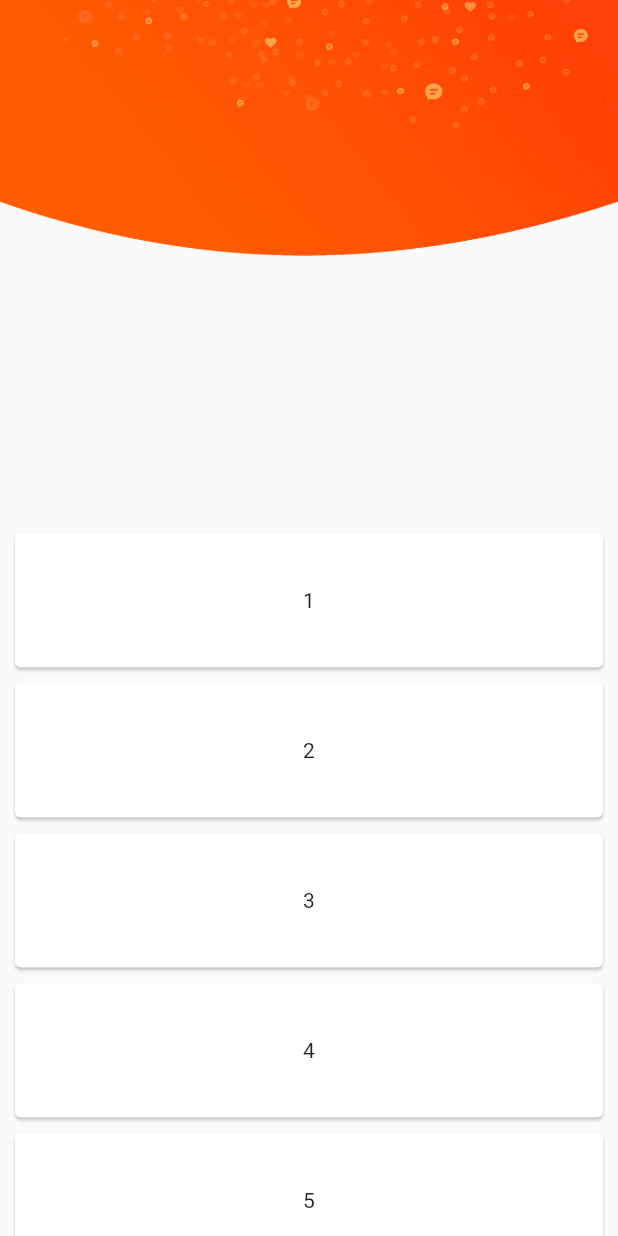
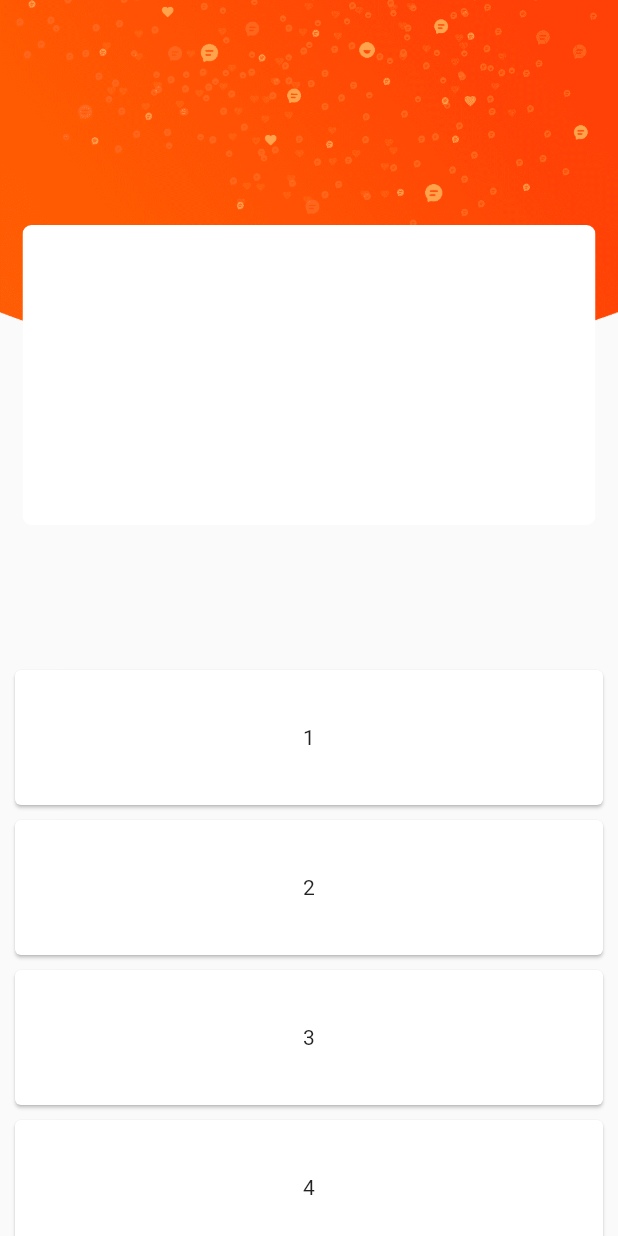
Before and after one commit to kuangzhongwen/wuba_home_tab_flutter, a Flutter app: the screen it shows after launch, on a phone screen of 412 x 824 dp. Run offline on Flutter 3.47's test engine with Material 2 defaults, Android fonts, the phone set to English and light mode, and no system bars; drawn by our look-alikes of pull_to_refresh.

Commit message:
tab 首页优化

```diff
--- a/lib/HomeTabPage.dart
+++ b/lib/HomeTabPage.dart
@@ -23,8 +23,7 @@ class _HomeTabPageState extends State<HomeTabPage> {
     _scrollController.addListener(() {
       final bool ifdismissAppbar = _scrollController.offset >= 136.0;
       if (dismissAppbar != ifdismissAppbar) {
-        if (mounted)
-          setState(() {});
+        if (mounted) setState(() {});
       }
       dismissAppbar = ifdismissAppbar;
     });
@@ -47,7 +46,7 @@ class _HomeTabPageState extends State<HomeTabPage> {
             Stack(
               children: <Widget>[
                 Positioned(
-                  top: -150.0,
+                  top: -100.0,
                   bottom: 0.0,
                   left: 0.0,
                   right: 0.0,
@@ -62,12 +61,20 @@ class _HomeTabPageState extends State<HomeTabPage> {
                       controller: _scrollController,
                       slivers: <Widget>[
                         SliverToBoxAdapter(
-                          child: Image.asset(
-                            "images/home_page_bg.png",
-                            fit: BoxFit.fill,
-                            height: 500,
-                          ),
-                        ),
+                            child: Stack(children: <Widget>[
+                              Image.asset(
+                                "images/home_page_bg.png",
+                                fit: BoxFit.fitWidth
+                              ),
+                              Container(
+                                  margin: EdgeInsets.fromLTRB(15, 250, 15, 0),
+                                  child: ClipRRect(
+                                      borderRadius: BorderRadius.circular(6),
+                                      child: Container(width: MediaQuery.of(context).size.width, height: 200
+                                          ,color: Colors.white)
+                                  )
+                              )
+                        ])),
                         SliverFixedExtentList(
                           delegate: SliverChildBuilderDelegate(
                               (c, i) => Item(
```
